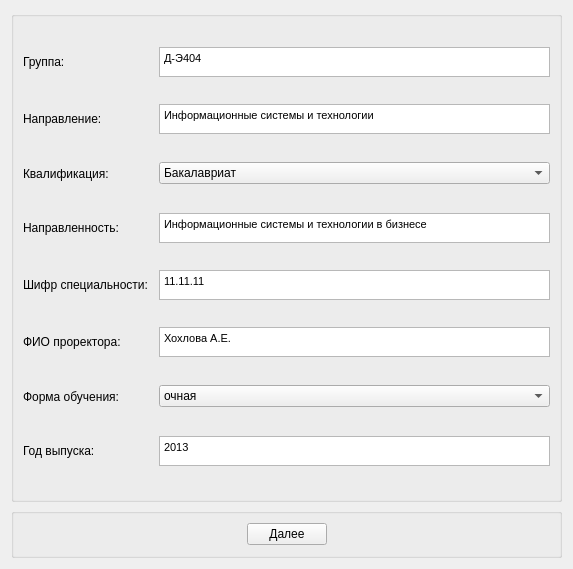
Qt form vkr/UI/global_info.ui (LeoCrabik/VKR) before a commit.
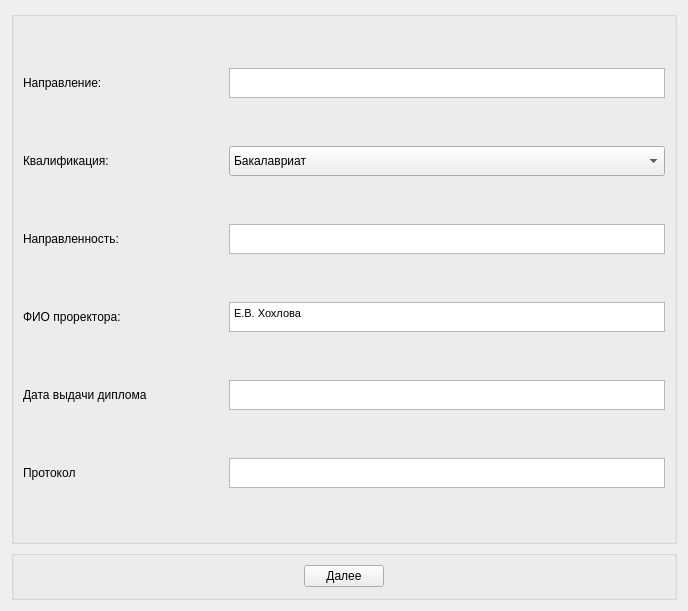
The same form after that commit.

Patch:
```diff
--- a/vkr/UI/global_info.ui
+++ b/vkr/UI/global_info.ui
@@ -6,8 +6,8 @@
    <rect>
     <x>0</x>
     <y>0</y>
-    <width>573</width>
-    <height>569</height>
+    <width>688</width>
+    <height>611</height>
    </rect>
   </property>
   <property name="windowTitle">
@@ -16,71 +16,16 @@
   <layout class="QVBoxLayout" name="verticalLayout_2">
    <item>
     <widget class="QGroupBox" name="groupBox_2">
+     <property name="sizePolicy">
+      <sizepolicy hsizetype="Preferred" vsizetype="Ignored">
+       <horstretch>0</horstretch>
+       <verstretch>0</verstretch>
+      </sizepolicy>
+     </property>
      <property name="title">
       <string/>
      </property>
      <layout class="QVBoxLayout" name="verticalLayout">
-      <item>
-       <layout class="QHBoxLayout" name="horizontalLayout">
-        <item>
-         <widget class="QLabel" name="label">
-          <property name="sizePolicy">
-           <sizepolicy hsizetype="Fixed" vsizetype="Fixed">
-            <horstretch>0</horstretch>
-            <verstretch>0</verstretch>
-           </sizepolicy>
-          </property>
-          <property name="minimumSize">
-           <size>
-            <width>130</width>
-            <height>25</height>
-           </size>
-          </property>
-          <property name="maximumSize">
-           <size>
-            <width>100000</width>
-            <height>25</height>
-           </size>
-          </property>
-          <property name="text">
-           <string>Группа:</string>
-          </property>
-         </widget>
-        </item>
-        <item>
-         <widget class="QTextEdit" name="groupInfo">
-          <property name="sizePolicy">
-           <sizepolicy hsizetype="MinimumExpanding" vsizetype="Preferred">
-            <horstretch>0</horstretch>
-            <verstretch>0</verstretch>
-           </sizepolicy>
-          </property>
-          <property name="minimumSize">
-           <size>
-            <width>100</width>
-            <height>30</height>
-           </size>
-          </property>
-          <property name="maximumSize">
-           <size>
-            <width>16777215</width>
-            <height>30</height>
-           </size>
-          </property>
-          <property name="html">
-           <string>&lt;!DOCTYPE HTML PUBLIC &quot;-//W3C//DTD HTML 4.0//EN&quot; &quot;http://www.w3.org/TR/REC-html40/strict.dtd&quot;&gt;
-&lt;html&gt;&lt;head&gt;&lt;meta name=&quot;qrichtext&quot; content=&quot;1&quot; /&gt;&lt;style type=&quot;text/css&quot;&gt;
-p, li { white-space: pre-wrap; }
-&lt;/style&gt;&lt;/head&gt;&lt;body style=&quot; font-family:'MS Shell Dlg 2'; font-size:8.25pt; font-weight:400; font-style:normal;&quot;&gt;
-&lt;p style=&quot; margin-top:0px; margin-bottom:0px; margin-left:0px; margin-right:0px; -qt-block-indent:0; text-indent:0px;&quot;&gt;Д-Э404&lt;/p&gt;&lt;/body&gt;&lt;/html&gt;</string>
-          </property>
-          <property name="placeholderText">
-           <string/>
-          </property>
-         </widget>
-        </item>
-       </layout>
-      </item>
       <item>
        <layout class="QHBoxLayout" name="horizontalLayout_4">
         <item>
@@ -93,7 +38,7 @@
           </property>
           <property name="minimumSize">
            <size>
-            <width>130</width>
+            <width>200</width>
             <height>25</height>
            </size>
           </property>
@@ -133,7 +78,7 @@
 &lt;html&gt;&lt;head&gt;&lt;meta name=&quot;qrichtext&quot; content=&quot;1&quot; /&gt;&lt;style type=&quot;text/css&quot;&gt;
 p, li { white-space: pre-wrap; }
 &lt;/style&gt;&lt;/head&gt;&lt;body style=&quot; font-family:'MS Shell Dlg 2'; font-size:8.25pt; font-weight:400; font-style:normal;&quot;&gt;
-&lt;p style=&quot; margin-top:0px; margin-bottom:0px; margin-left:0px; margin-right:0px; -qt-block-indent:0; text-indent:0px;&quot;&gt;Информационные системы и технологии&lt;/p&gt;&lt;/body&gt;&lt;/html&gt;</string>
+&lt;p style=&quot;-qt-paragraph-type:empty; margin-top:0px; margin-bottom:0px; margin-left:0px; margin-right:0px; -qt-block-indent:0; text-indent:0px;&quot;&gt;&lt;br /&gt;&lt;/p&gt;&lt;/body&gt;&lt;/html&gt;</string>
           </property>
          </widget>
         </item>
@@ -151,7 +96,7 @@
           </property>
           <property name="minimumSize">
            <size>
-            <width>130</width>
+            <width>200</width>
             <height>25</height>
            </size>
           </property>
@@ -174,6 +119,18 @@
             <verstretch>0</verstretch>
            </sizepolicy>
           </property>
+          <property name="minimumSize">
+           <size>
+            <width>0</width>
+            <height>30</height>
+           </size>
+          </property>
+          <property name="maximumSize">
+           <size>
+            <width>16777215</width>
+            <height>30</height>
+           </size>
+          </property>
           <item>
            <property name="text">
             <string>Бакалавриат</string>
@@ -210,7 +167,7 @@
           </property>
           <property name="minimumSize">
            <size>
-            <width>130</width>
+            <width>200</width>
             <height>25</height>
            </size>
           </property>
@@ -250,65 +207,7 @@
 &lt;html&gt;&lt;head&gt;&lt;meta name=&quot;qrichtext&quot; content=&quot;1&quot; /&gt;&lt;style type=&quot;text/css&quot;&gt;
 p, li { white-space: pre-wrap; }
 &lt;/style&gt;&lt;/head&gt;&lt;body style=&quot; font-family:'MS Shell Dlg 2'; font-size:8.25pt; font-weight:400; font-style:normal;&quot;&gt;
-&lt;p style=&quot; margin-top:0px; margin-bottom:0px; margin-left:0px; margin-right:0px; -qt-block-indent:0; text-indent:0px;&quot;&gt;Информационные системы и технологии в бизнесе&lt;/p&gt;&lt;/body&gt;&lt;/html&gt;</string>
-          </property>
-         </widget>
-        </item>
-       </layout>
-      </item>
-      <item>
-       <layout class="QHBoxLayout" name="horizontalLayout_5">
-        <item>
-         <widget class="QLabel" name="label_9">
-          <property name="sizePolicy">
-           <sizepolicy hsizetype="Fixed" vsizetype="Fixed">
-            <horstretch>0</horstretch>
-            <verstretch>0</verstretch>
-           </sizepolicy>
-          </property>
-          <property name="minimumSize">
-           <size>
-            <width>130</width>
-            <height>25</height>
-           </size>
-          </property>
-          <property name="maximumSize">
-           <size>
-            <width>100000</width>
-            <height>25</height>
-           </size>
-          </property>
-          <property name="text">
-           <string>Шифр специальности:</string>
-          </property>
-         </widget>
-        </item>
-        <item>
-         <widget class="QTextEdit" name="codeInfo">
-          <property name="sizePolicy">
-           <sizepolicy hsizetype="MinimumExpanding" vsizetype="Preferred">
-            <horstretch>0</horstretch>
-            <verstretch>0</verstretch>
-           </sizepolicy>
-          </property>
-          <property name="minimumSize">
-           <size>
-            <width>100</width>
-            <height>30</height>
-           </size>
-          </property>
-          <property name="maximumSize">
-           <size>
-            <width>16777215</width>
-            <height>30</height>
-           </size>
-          </property>
-          <property name="html">
-           <string>&lt;!DOCTYPE HTML PUBLIC &quot;-//W3C//DTD HTML 4.0//EN&quot; &quot;http://www.w3.org/TR/REC-html40/strict.dtd&quot;&gt;
-&lt;html&gt;&lt;head&gt;&lt;meta name=&quot;qrichtext&quot; content=&quot;1&quot; /&gt;&lt;style type=&quot;text/css&quot;&gt;
-p, li { white-space: pre-wrap; }
-&lt;/style&gt;&lt;/head&gt;&lt;body style=&quot; font-family:'MS Shell Dlg 2'; font-size:8.25pt; font-weight:400; font-style:normal;&quot;&gt;
-&lt;p style=&quot; margin-top:0px; margin-bottom:0px; margin-left:0px; margin-right:0px; -qt-block-indent:0; text-indent:0px;&quot;&gt;11.11.11&lt;/p&gt;&lt;/body&gt;&lt;/html&gt;</string>
+&lt;p style=&quot;-qt-paragraph-type:empty; margin-top:0px; margin-bottom:0px; margin-left:0px; margin-right:0px; -qt-block-indent:0; text-indent:0px;&quot;&gt;&lt;br /&gt;&lt;/p&gt;&lt;/body&gt;&lt;/html&gt;</string>
           </property>
          </widget>
         </item>
@@ -326,7 +225,7 @@
           </property>
           <property name="minimumSize">
            <size>
-            <width>130</width>
+            <width>200</width>
             <height>25</height>
            </size>
           </property>
@@ -366,68 +265,14 @@
 &lt;html&gt;&lt;head&gt;&lt;meta name=&quot;qrichtext&quot; content=&quot;1&quot; /&gt;&lt;style type=&quot;text/css&quot;&gt;
 p, li { white-space: pre-wrap; }
 &lt;/style&gt;&lt;/head&gt;&lt;body style=&quot; font-family:'MS Shell Dlg 2'; font-size:8.25pt; font-weight:400; font-style:normal;&quot;&gt;
-&lt;p style=&quot; margin-top:0px; margin-bottom:0px; margin-left:0px; margin-right:0px; -qt-block-indent:0; text-indent:0px;&quot;&gt;Хохлова А.Е.&lt;/p&gt;&lt;/body&gt;&lt;/html&gt;</string>
+&lt;p style=&quot; margin-top:0px; margin-bottom:0px; margin-left:0px; margin-right:0px; -qt-block-indent:0; text-indent:0px;&quot;&gt;Е.В. Хохлова&lt;/p&gt;&lt;/body&gt;&lt;/html&gt;</string>
           </property>
          </widget>
         </item>
        </layout>
       </item>
       <item>
-       <layout class="QHBoxLayout" name="horizontalLayout_9">
-        <item>
-         <widget class="QLabel" name="label_4">
-          <property name="sizePolicy">
-           <sizepolicy hsizetype="Fixed" vsizetype="Fixed">
-            <horstretch>0</horstretch>
-            <verstretch>0</verstretch>
-           </sizepolicy>
-          </property>
-          <property name="minimumSize">
-           <size>
-            <width>130</width>
-            <height>25</height>
-           </size>
-          </property>
-          <property name="maximumSize">
-           <size>
-            <width>100000</width>
-            <height>25</height>
-           </size>
-          </property>
-          <property name="text">
-           <string>Форма обучения:</string>
-          </property>
-         </widget>
-        </item>
-        <item>
-         <widget class="QComboBox" name="formInfo">
-          <property name="sizePolicy">
-           <sizepolicy hsizetype="MinimumExpanding" vsizetype="Fixed">
-            <horstretch>0</horstretch>
-            <verstretch>0</verstretch>
-           </sizepolicy>
-          </property>
-          <item>
-           <property name="text">
-            <string>очная</string>
-           </property>
-          </item>
-          <item>
-           <property name="text">
-            <string>заочная</string>
-           </property>
-          </item>
-          <item>
-           <property name="text">
-            <string>очно-заочная</string>
-           </property>
-          </item>
-         </widget>
-        </item>
-       </layout>
-      </item>
-      <item>
-       <layout class="QHBoxLayout" name="horizontalLayout_10">
+       <layout class="QHBoxLayout" name="horizontalLayout">
         <item>
          <widget class="QLabel" name="label_6">
           <property name="sizePolicy">
@@ -438,23 +283,23 @@
           </property>
           <property name="minimumSize">
            <size>
-            <width>130</width>
+            <width>200</width>
             <height>25</height>
            </size>
           </property>
           <property name="maximumSize">
            <size>
-            <width>100000</width>
+            <width>200</width>
             <height>25</height>
            </size>
           </property>
           <property name="text">
-           <string>Год выпуска:</string>
+           <string>Дата выдачи диплома</string>
           </property>
          </widget>
         </item>
         <item>
-         <widget class="QTextEdit" name="YearInfo">
+         <widget class="QTextEdit" name="diplomaDate">
           <property name="sizePolicy">
            <sizepolicy hsizetype="MinimumExpanding" vsizetype="Preferred">
             <horstretch>0</horstretch>
@@ -478,7 +323,65 @@
 &lt;html&gt;&lt;head&gt;&lt;meta name=&quot;qrichtext&quot; content=&quot;1&quot; /&gt;&lt;style type=&quot;text/css&quot;&gt;
 p, li { white-space: pre-wrap; }
 &lt;/style&gt;&lt;/head&gt;&lt;body style=&quot; font-family:'MS Shell Dlg 2'; font-size:8.25pt; font-weight:400; font-style:normal;&quot;&gt;
-&lt;p style=&quot; margin-top:0px; margin-bottom:0px; margin-left:0px; margin-right:0px; -qt-block-indent:0; text-indent:0px;&quot;&gt;2013&lt;/p&gt;&lt;/body&gt;&lt;/html&gt;</string>
+&lt;p style=&quot;-qt-paragraph-type:empty; margin-top:0px; margin-bottom:0px; margin-left:0px; margin-right:0px; -qt-block-indent:0; text-indent:0px;&quot;&gt;&lt;br /&gt;&lt;/p&gt;&lt;/body&gt;&lt;/html&gt;</string>
+          </property>
+         </widget>
+        </item>
+       </layout>
+      </item>
+      <item>
+       <layout class="QHBoxLayout" name="horizontalLayout_5">
+        <item>
+         <widget class="QLabel" name="label_8">
+          <property name="sizePolicy">
+           <sizepolicy hsizetype="Fixed" vsizetype="Fixed">
+            <horstretch>0</horstretch>
+            <verstretch>0</verstretch>
+           </sizepolicy>
+          </property>
+          <property name="minimumSize">
+           <size>
+            <width>200</width>
+            <height>25</height>
+           </size>
+          </property>
+          <property name="maximumSize">
+           <size>
+            <width>200</width>
+            <height>25</height>
+           </size>
+          </property>
+          <property name="text">
+           <string>Протокол</string>
+          </property>
+         </widget>
+        </item>
+        <item>
+         <widget class="QTextEdit" name="protocol">
+          <property name="sizePolicy">
+           <sizepolicy hsizetype="MinimumExpanding" vsizetype="Preferred">
+            <horstretch>0</horstretch>
+            <verstretch>0</verstretch>
+           </sizepolicy>
+          </property>
+          <property name="minimumSize">
+           <size>
+            <width>100</width>
+            <height>30</height>
+           </size>
+          </property>
+          <property name="maximumSize">
+           <size>
+            <width>16777215</width>
+            <height>30</height>
+           </size>
+          </property>
+          <property name="html">
+           <string>&lt;!DOCTYPE HTML PUBLIC &quot;-//W3C//DTD HTML 4.0//EN&quot; &quot;http://www.w3.org/TR/REC-html40/strict.dtd&quot;&gt;
+&lt;html&gt;&lt;head&gt;&lt;meta name=&quot;qrichtext&quot; content=&quot;1&quot; /&gt;&lt;style type=&quot;text/css&quot;&gt;
+p, li { white-space: pre-wrap; }
+&lt;/style&gt;&lt;/head&gt;&lt;body style=&quot; font-family:'MS Shell Dlg 2'; font-size:8.25pt; font-weight:400; font-style:normal;&quot;&gt;
+&lt;p style=&quot;-qt-paragraph-type:empty; margin-top:0px; margin-bottom:0px; margin-left:0px; margin-right:0px; -qt-block-indent:0; text-indent:0px;&quot;&gt;&lt;br /&gt;&lt;/p&gt;&lt;/body&gt;&lt;/html&gt;</string>
           </property>
          </widget>
         </item>
```
Left out of the diff: 2 changed lines with no effect on the pictures.
